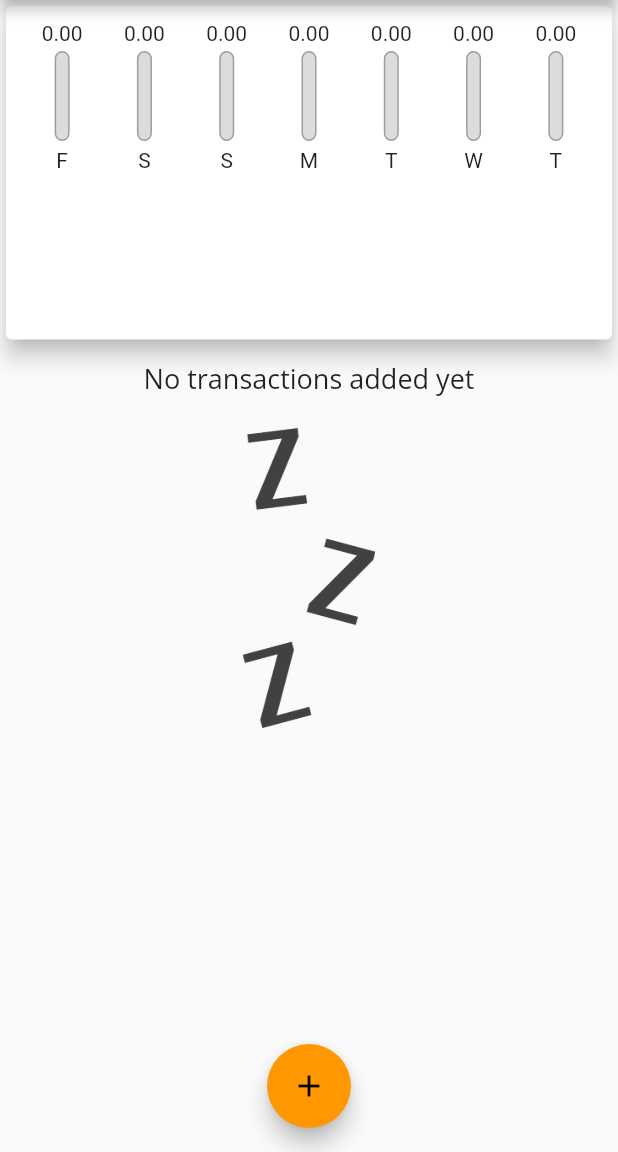
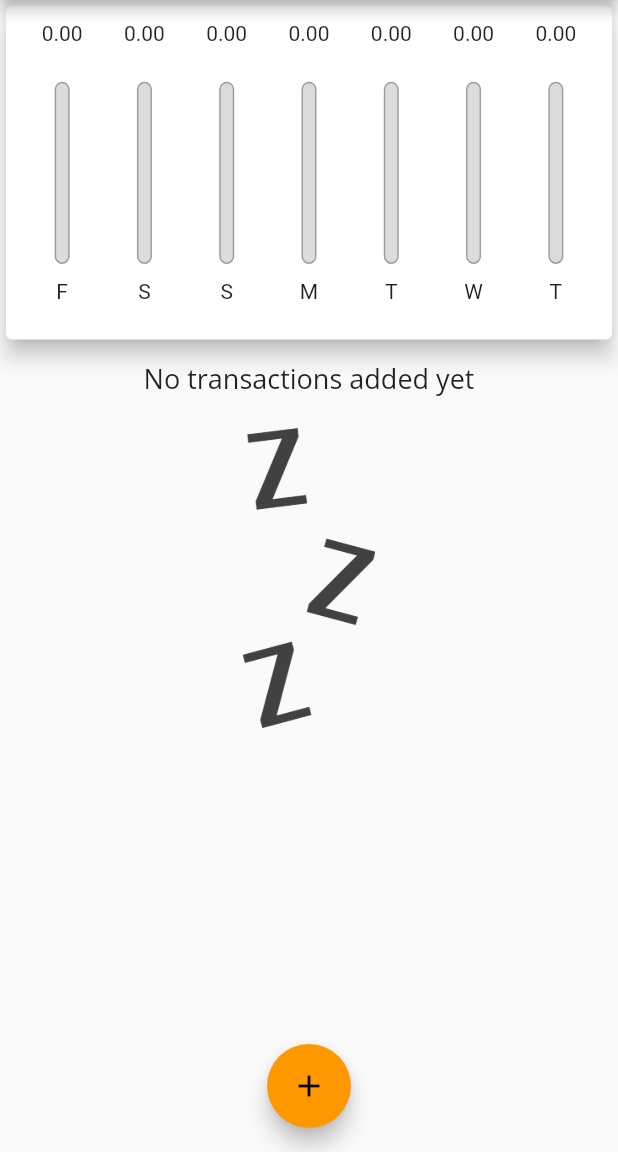
Before and after one commit to aaa59891/flutter_practice_personal_expenses, a Flutter app: the screen it shows after launch, on a phone screen of 412 x 824 dp, the part 84-1236 px from its top. Run offline on Flutter 3.47's test engine with Material 2 defaults, Android fonts, the phone set to English and light mode, and no system bars.

Commit message:
use LayoutBuilder to set height

```diff
--- a/lib/widgets/chart_bar.dart
+++ b/lib/widgets/chart_bar.dart
@@ -6,15 +6,20 @@ class ChartBar extends StatelessWidget {
   ChartBar(this.txData);
   @override
   Widget build(BuildContext context) {
+    return LayoutBuilder(
+      builder: (ctx, constraints) {
         return Column(
           children: <Widget>[
-        Text(
+            Container(
+              height: constraints.maxHeight * .15,
+              child: Text(
                 this.txData.amount.toStringAsFixed(2),
                 overflow: TextOverflow.ellipsis,
               ),
-        SizedBox(height: 4),
+            ),
+            SizedBox(height: constraints.maxHeight * .05),
             Container(
-          height: 60,
+              height: constraints.maxHeight * .6,
               width: 10,
               child: Stack(
                 children: <Widget>[
@@ -37,9 +42,16 @@ class ChartBar extends StatelessWidget {
                 ],
               ),
             ),
-        SizedBox(height: 5),
-        Text(this.txData.dayLabel.substring(0, 1)),
+            SizedBox(
+              height: constraints.maxHeight * .05,
+            ),
+            Container(
+              height: constraints.maxHeight * .15,
+              child: Text(this.txData.dayLabel.substring(0, 1)),
+            ),
           ],
+        );
+      },
     );
   }
 }
```
Lines whose indentation alone changed are shown as unchanged.
